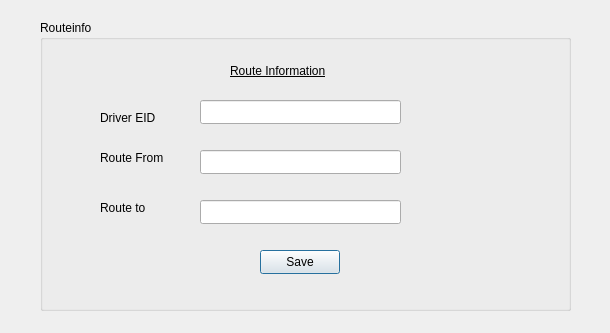
The window that addrouteinfo.ui (ozaishan/Project-Busbee) describes before a commit, drawn with Qt 5.
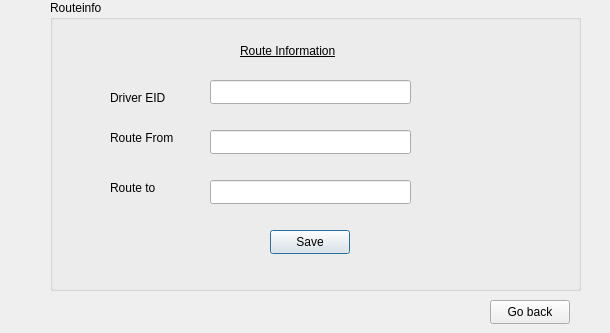
The same window after the commit.

Patch:
```diff
--- a/addrouteinfo.ui
+++ b/addrouteinfo.ui
@@ -16,8 +16,8 @@
   <widget class="QGroupBox" name="groupBox">
    <property name="geometry">
     <rect>
-     <x>40</x>
-     <y>20</y>
+     <x>50</x>
+     <y>0</y>
      <width>531</width>
      <height>291</height>
     </rect>
@@ -126,6 +126,19 @@
     </property>
    </widget>
   </widget>
+  <widget class="QPushButton" name="pushButton">
+   <property name="geometry">
+    <rect>
+     <x>490</x>
+     <y>300</y>
+     <width>80</width>
+     <height>24</height>
+    </rect>
+   </property>
+   <property name="text">
+    <string>Go back</string>
+   </property>
+  </widget>
  </widget>
  <resources/>
  <connections/>
```
